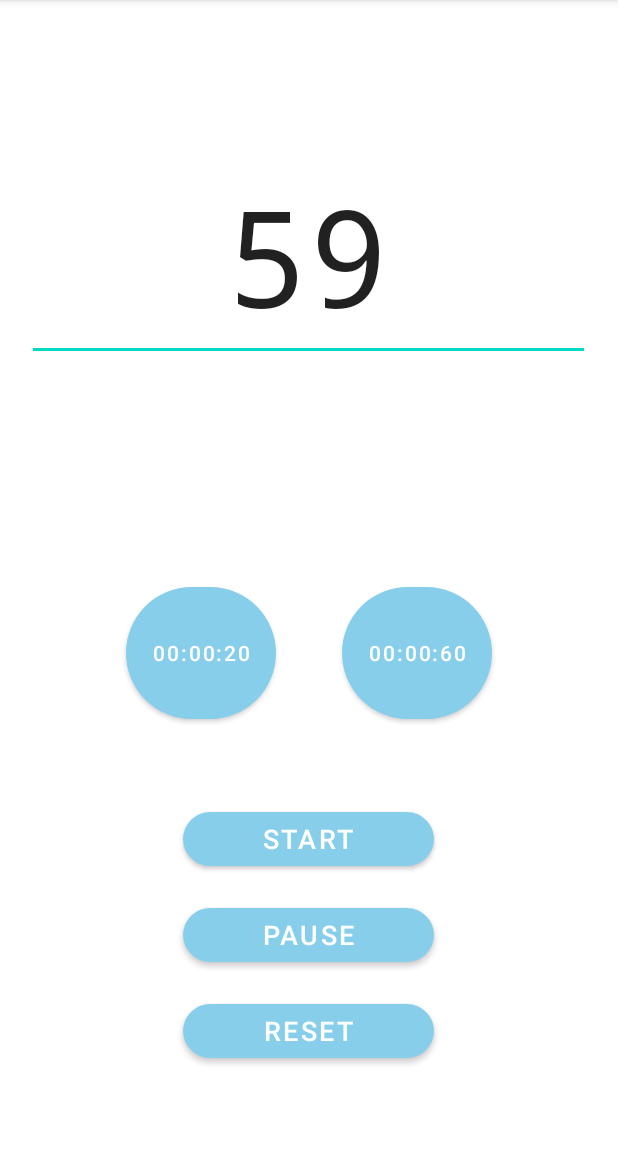
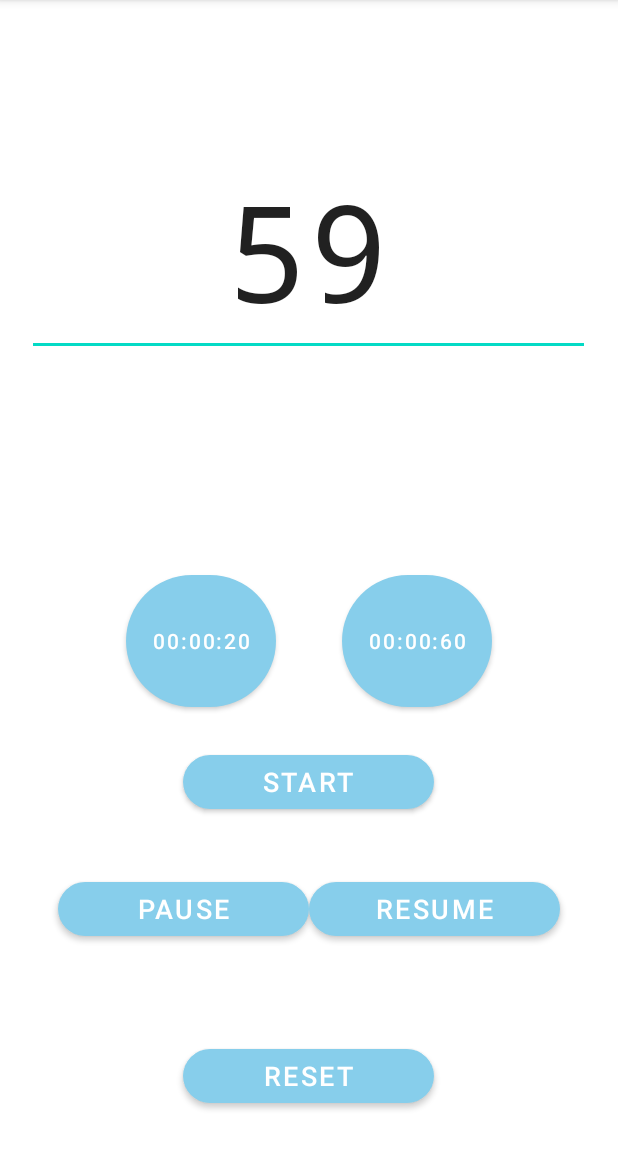
Before and after one commit to Vacheslav676/Random_Letter_2, an Android app: the MyTimer screen opened directly, with no data from a screen before it, after a tap on "START", on a phone screen of 412 x 824 dp, the part 84-1236 px from its top. Run offline under Robolectric (Android 15) with nearby library versions, the phone set to English and light mode, and no system bars.

```diff
--- a/app/src/main/java/android/example/randomletter2/MyTimer.java
+++ b/app/src/main/java/android/example/randomletter2/MyTimer.java
@@ -9,52 +9,51 @@ import android.os.CountDownTimer;
 
 public class MyTimer extends AppCompatActivity {
 
+    long seconds =30;
+
     @Override
     protected void onCreate(Bundle savedInstanceState) {
         super.onCreate(savedInstanceState);
         setContentView(R.layout.activity_my_timer);
 
-
-
-
         TextView txtSec = (TextView) findViewById(R.id.text_seconds_timer);
-        Button button20Sec = (Button) findViewById(R.id.button_20_timer);
-        Button button60Sec = (Button) findViewById(R.id.button_60_Timer);
         Button buttonStartTimer = (Button) findViewById(R.id.button_start_timer);
         Button buttonPauseTimer = (Button) findViewById(R.id.button_pause_timer);
         Button buttonResetTimer = (Button) findViewById(R.id.button_reset_timer);
 
-
-
-
         long seconds = Long.parseLong(txtSec.getText().toString());
-
-                // Инициализация таймера
         CountDownTimer countDownTimer = new CountDownTimer(seconds * 1000, 1000) {
             @Override
             public void onTick(long millisUntilFinished) {
-
                 // обновление текста на экране (отображение в секундах а не милисекндах)
                 txtSec.setText(Long.toString(millisUntilFinished / 1000));
             }
-
             @Override
             public void onFinish() {
                 // Выполнение действий по завершении таймера
                 txtSec.setText("Всё.");
             }
-
-
         };
 
 
         // Обработка нажатия на кнопку старта
         buttonStartTimer.setOnClickListener(new View.OnClickListener() {
             @Override
-            public void onClick(View v) {
-                countDownTimer.start(); // Запуск таймера
+
+            public void onClick(View v) {countDownTimer.start(); // Запуск таймера
+                // Получение длительности таймера из текст вью
+                String durationString = txtSec.getText().toString();
+                int seconds = Integer.parseInt(durationString);
+
             }
         });
+
+
+
+
+
+
+
 
         // Обработка нажатия на кнопку паузы
         buttonPauseTimer.setOnClickListener(new View.OnClickListener() {
@@ -72,20 +71,16 @@ public class MyTimer extends AppCompatActivity {
                 txtSec.setText("Заново"); // Обновление текста на экране
             }
         });
-
-
-
-
     }
-
-
 
 
 
     // Этот метод вызывается при нажатии кнопки20.
     public void submitOrder3(View view) {
+
         String type24 = "20";
         display3(String.valueOf(type24));
+
     }
     // Этот метод Заполняет окно
     public void display3(String CCC) {
@@ -96,6 +91,7 @@ public class MyTimer extends AppCompatActivity {
 
     // Этот метод вызывается при нажатии кнопки60.
     public void submitOrder4(View view) {
+
         String type25 = "60";
         display4(String.valueOf(type25));
     }
--- a/app/src/main/res/layout/activity_my_timer.xml
+++ b/app/src/main/res/layout/activity_my_timer.xml
@@ -85,12 +85,33 @@
                 android:text="@string/Start"
                 app:cornerRadius="60dp" />
 
+            <LinearLayout
+                android:layout_width="match_parent"
+                android:layout_height="wrap_content"
+                android:layout_marginBottom="10dp"
+                android:layout_weight="0.1"
+                android:gravity="center"
+                android:navigationBarColor="@android:color/white"
+                android:orientation="horizontal"
+                app:layout_constraintStart_toStartOf="parent"
+                tools:layout_editor_absoluteY="118dp">
+
                 <com.google.android.material.button.MaterialButton
                     android:id="@+id/button_pause_timer"
                     style="@style/simpleButton"
                     android:layout_width="167dp"
                     android:text="@string/Pause"
                     app:cornerRadius="60dp" />
+
+                <com.google.android.material.button.MaterialButton
+                    android:id="@+id/button_resume_timer"
+                    style="@style/simpleButton"
+                    android:layout_width="167dp"
+                    android:text="@string/Resume"
+                    app:cornerRadius="60dp" />
+
+
+            </LinearLayout>
 
             <com.google.android.material.button.MaterialButton
                 android:id="@+id/button_reset_timer"
--- a/app/src/main/res/values/strings.xml
+++ b/app/src/main/res/values/strings.xml
@@ -15,6 +15,7 @@
     <string name="Stop">Stop</string>
     <string name="Reset">Reset</string>
     <string name="Pause">Pause</string>
+    <string name="Resume">Resume</string>
     <string name="Timer">Timer</string>
     />
 
```
Also changed, not shown: 1 other file. Lines whose indentation alone changed are shown as unchanged.
